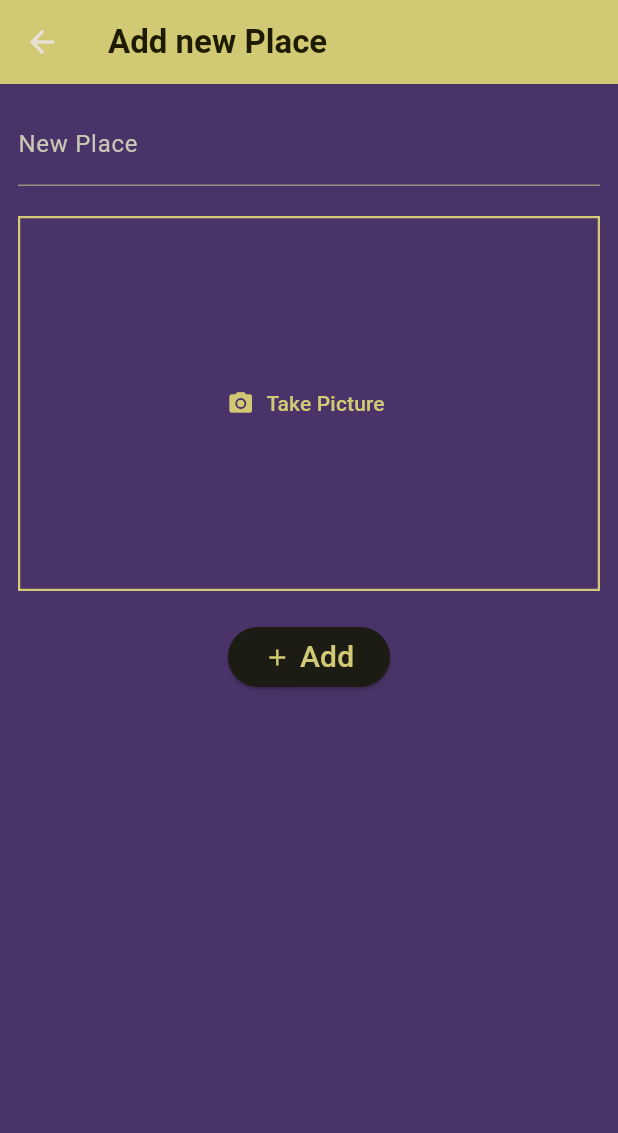
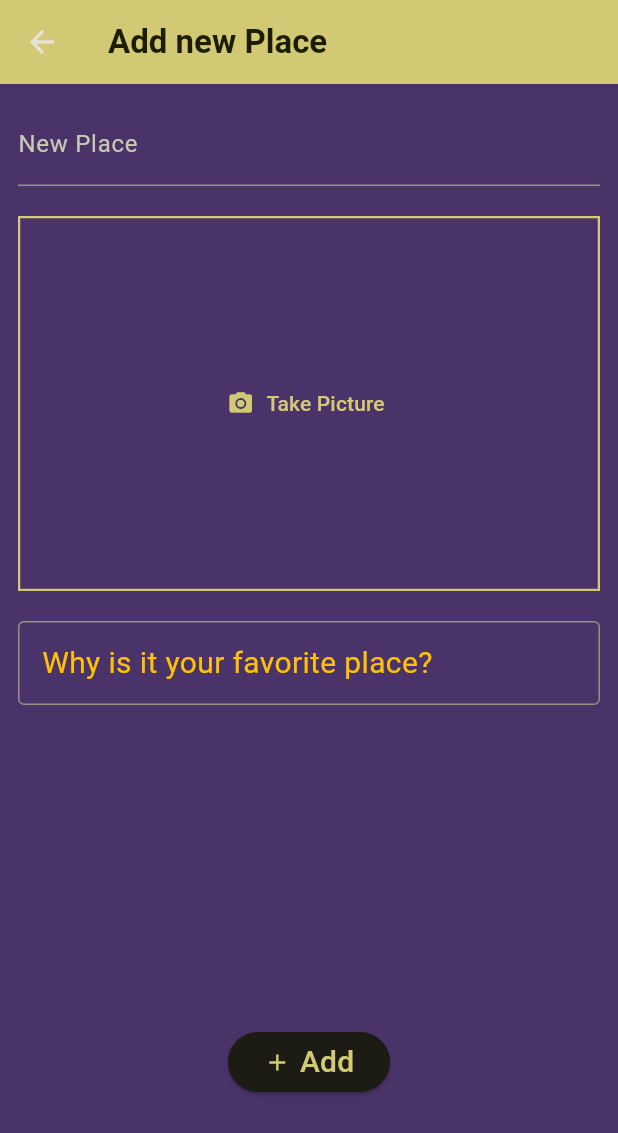
Before and after one commit to S-at-yam/Favorite-Places-App, a Flutter app: the NewPlaceScreen screen opened directly, after a tap on "Add", on a phone screen of 412 x 824 dp. Shown: the top 1133 px of the screen. Run offline on Flutter 3.47's test engine with Material 3 defaults, Android fonts, the phone set to English and light mode, and no system bars; our stand-ins replace flutter_riverpod, google_fonts, image_picker.

Commit message:
added about section

```diff
--- a/lib/models/place.dart
+++ b/lib/models/place.dart
@@ -5,9 +5,11 @@ import 'package:uuid/uuid.dart';
 var uuid = Uuid();
 
 class Place {
-  Place({required this.title, required this.image}) : id = uuid.v4();
+  Place({required this.title, required this.image, required this.about})
+    : id = uuid.v4();
 
   final String id;
   final String title;
   final File image;
+  final String about;
 }
--- a/lib/provider/user_places.dart
+++ b/lib/provider/user_places.dart
@@ -7,8 +7,8 @@ import 'package:flutter_riverpod/flutter_riverpod.dart';
 class UserPlacesNotifier extends StateNotifier<List<Place>> {
   UserPlacesNotifier() : super(const []);
 
-  void addPlace(String title, File image) {
-    final newPlace = Place(title: title, image: image);
+  void addPlace(String title, File image, String about) {
+    final newPlace = Place(title: title, image: image, about: about);
     state = [newPlace, ...state];
   }
 }
--- a/lib/screens/new_place_screen.dart
+++ b/lib/screens/new_place_screen.dart
@@ -2,8 +2,10 @@ import 'dart:io';
 
 import 'package:favorite_places/provider/user_places.dart';
 import 'package:favorite_places/widgets/input_picture.dart';
+
 import 'package:flutter/material.dart';
 import 'package:flutter_riverpod/flutter_riverpod.dart';
+import 'package:google_fonts/google_fonts.dart';
 
 class NewPlaceScreen extends ConsumerStatefulWidget {
   const NewPlaceScreen({super.key});
@@ -17,15 +19,18 @@ class NewPlaceScreen extends ConsumerStatefulWidget {
 class _NewPlaceScreenState extends ConsumerState<NewPlaceScreen> {
   final _placeNameController = TextEditingController();
   File? _selectedImage;
+  final _about = TextEditingController();
 
   void _savePlace() {
     final enteredTitle = _placeNameController.text;
-    if (enteredTitle == 'null' || _selectedImage == null) {
+    if (enteredTitle == 'null' ||
+        _selectedImage == null ||
+        _about.text.isEmpty) {
       return;
     }
     ref
         .read(userPlacesProvider.notifier)
-        .addPlace(enteredTitle, _selectedImage!);
+        .addPlace(enteredTitle, _selectedImage!, _about.text);
     Navigator.of(context).pop();
   }
 
@@ -66,6 +71,28 @@ class _NewPlaceScreenState extends ConsumerState<NewPlaceScreen> {
               },
             ),
             const SizedBox(height: 20),
+            Container(
+              height: 250,
+              width: double.infinity,
+              child: TextField(
+                controller: _about,
+                maxLines: null,
+                keyboardType: TextInputType.multiline,
+                style: GoogleFonts.roboto(color: Colors.white),
+
+                decoration: InputDecoration(
+                  label: Text(
+                    'Why is it your favorite place?',
+                    style: Theme.of(context).textTheme.bodyMedium!.copyWith(
+                      color: Colors.amber,
+                      fontSize: 20,
+                    ),
+                  ),
+                  border: OutlineInputBorder(),
+                ),
+              ),
+            ),
+            const SizedBox(height: 20),
 
             ElevatedButton(
               onPressed: _savePlace,
--- a/pubspec.yaml
+++ b/pubspec.yaml
@@ -38,6 +38,8 @@ dependencies:
   flutter_riverpod: ^2.6.1
   uuid: ^4.5.1
   image_picker: ^1.1.2
+  location: ^8.0.0
+
 
 dev_dependencies:
   flutter_test:
```
Also changed, not shown: lib/screens/fav_place_screen.dart (+27 -0 lines), pubspec.lock, 3 other files.
